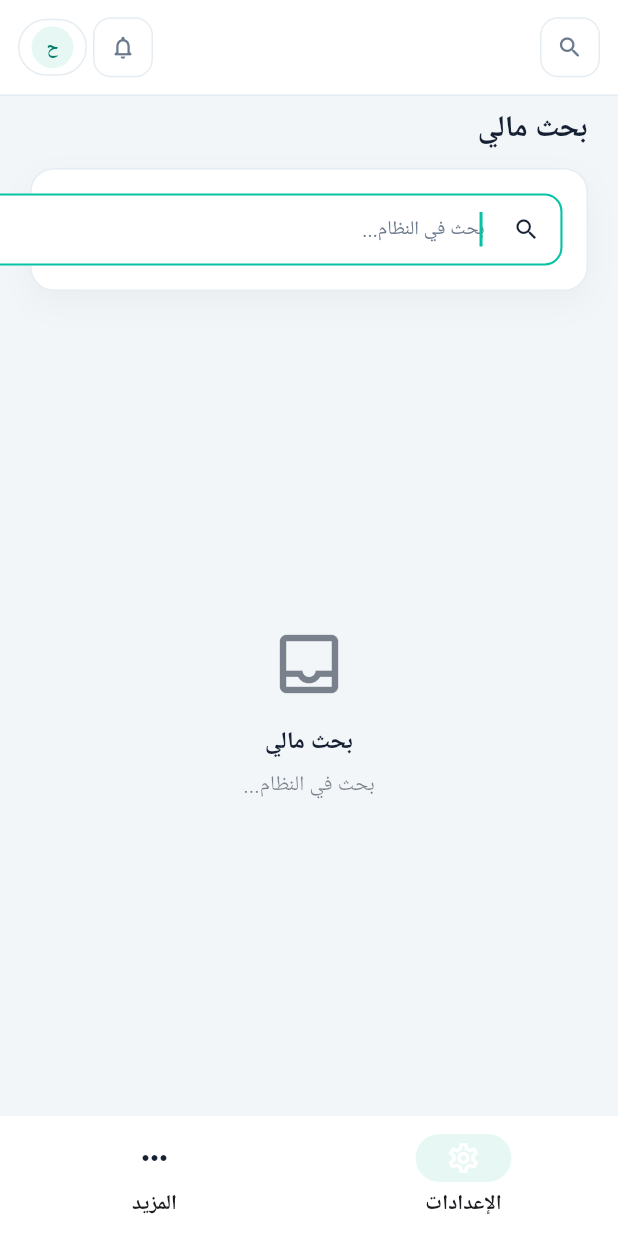
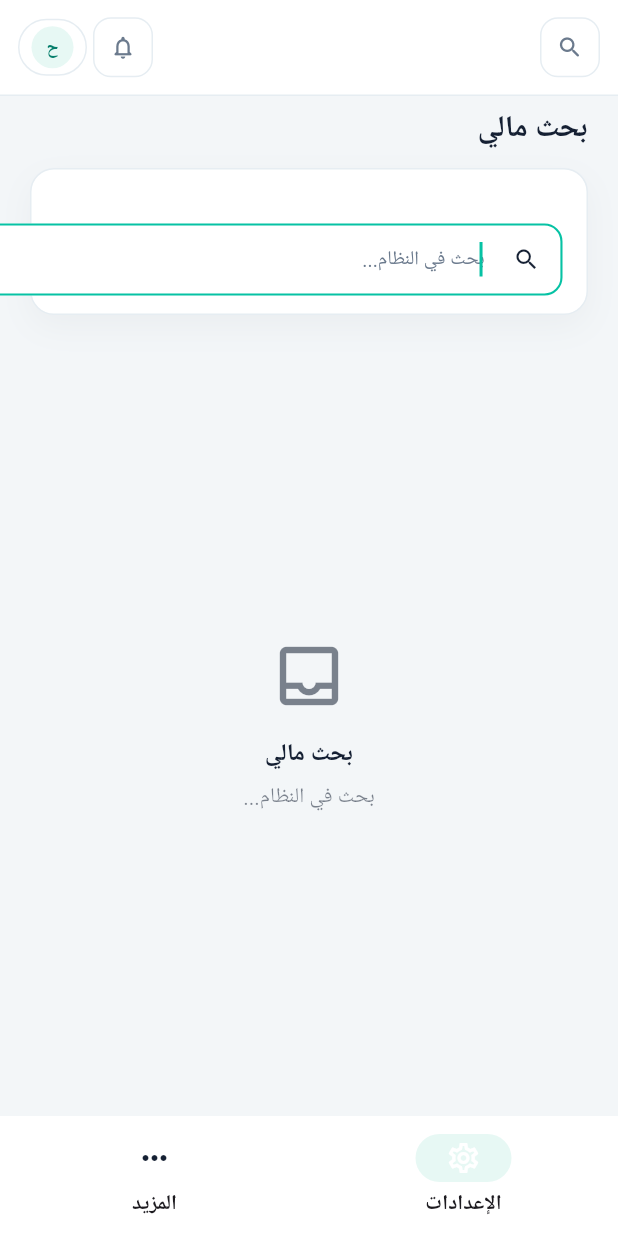
Before and after one commit to itzhaso1/aihasan2001, a Flutter app: the FinanceSearchScreen screen opened by its route, on a phone screen of 412 x 824 dp. Run offline on Flutter 3.47's test engine with Material 3 defaults, Android fonts, the phone set to English and light mode, and no system bars; our stand-ins replace audioplayers, cached_network_image, dio, drift, equatable, file_picker and 11 more; missing offline and left inert: cryptography, dart:html; accounts and stored records are empty; generated files the repository leaves out were written again; network calls fail; Roboto replaces fonts that are missing (Cairo).

Commit message:
Size the filter bar from stacked label height.
Drop IntrinsicHeight around the horizontal scroller so the bar is exactly label + field + padding, with apply/reset aligned to the inputs.

Co-authored-by: itzhaso1 <itzhaso1@users.noreply.github.com>

```diff
--- a/apps/hasim_finance/lib/core/layout/finance_chrome.dart
+++ b/apps/hasim_finance/lib/core/layout/finance_chrome.dart
@@ -135,6 +135,8 @@ class FinanceFilterField extends StatelessWidget {
   final double width;
 
   static const double labelGap = 6;
+  static const double labelSlotHeight = 24;
+  static const double stackHeight = labelSlotHeight + labelGap + FinanceTokens.controlHeight;
 
   static InputDecoration decoration({
     String? hintText,
@@ -163,12 +165,20 @@ class FinanceFilterField extends StatelessWidget {
         crossAxisAlignment: CrossAxisAlignment.stretch,
         mainAxisSize: MainAxisSize.min,
         children: [
-          Text(
+          SizedBox(
+            height: labelSlotHeight,
+            child: Align(
+              alignment: AlignmentDirectional.centerStart,
+              child: Text(
                 label,
+                maxLines: 1,
+                overflow: TextOverflow.visible,
                 style: theme.textTheme.labelLarge?.copyWith(
                   color: FinanceTokens.textMuted,
                   fontWeight: FontWeight.w600,
-              height: 1.4,
+                  height: 1.3,
+                ),
+              ),
             ),
           ),
           const SizedBox(height: labelGap),
@@ -200,7 +210,6 @@ class FinanceFilterBar extends StatelessWidget {
     final filters = SingleChildScrollView(
       scrollDirection: Axis.horizontal,
       clipBehavior: Clip.none,
-      padding: const EdgeInsets.only(top: 2, bottom: 2),
       child: Row(
         crossAxisAlignment: CrossAxisAlignment.end,
         children: [
@@ -213,14 +222,14 @@ class FinanceFilterBar extends StatelessWidget {
     );
     return Container(
       margin: margin,
-      padding: const EdgeInsets.fromLTRB(16, 14, 16, 14),
+      padding: const EdgeInsets.fromLTRB(16, 12, 16, 12),
       decoration: FinanceTokens.card(radius: FinanceTokens.radiusLg),
       clipBehavior: Clip.none,
       child: stacked
           ? Column(
               crossAxisAlignment: CrossAxisAlignment.stretch,
               children: [
-                filters,
+                SizedBox(height: FinanceFilterField.stackHeight, child: filters),
                 if (trailing != null) ...[
                   const SizedBox(height: 12),
                   Align(
@@ -230,20 +239,16 @@ class FinanceFilterBar extends StatelessWidget {
                 ],
               ],
             )
-          : IntrinsicHeight(
-              child: Row(
-                crossAxisAlignment: CrossAxisAlignment.stretch,
+          : Row(
+              crossAxisAlignment: CrossAxisAlignment.end,
               children: [
+                const SizedBox(height: FinanceFilterField.stackHeight),
                 Expanded(child: filters),
                 if (trailing != null) ...[
                   const SizedBox(width: 12),
-                    Align(
-                      alignment: AlignmentDirectional.bottomEnd,
-                      child: trailing!,
-                    ),
+                  trailing!,
                 ],
               ],
-              ),
             ),
     );
   }
```
Lines whose indentation alone changed are shown as unchanged.
